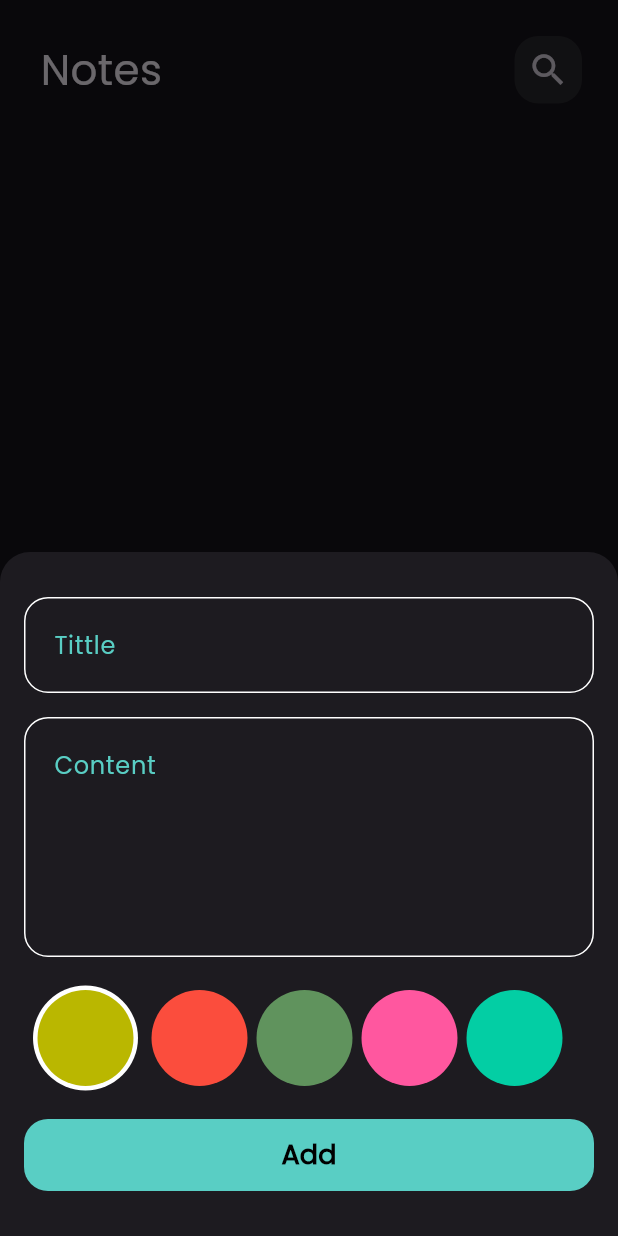
After one commit to Abdelma2soud/Note_App, a Flutter app: the screen it shows after launch, after a tap on the "add" icon, on a phone screen of 412 x 824 dp. The commit adds this screen. Run offline on Flutter 3.47's test engine with Material 3 defaults, Android fonts, the phone set to English and light mode, and no system bars; our stand-ins replace flutter_bloc, font_awesome_flutter, hive_flutter; accounts and stored records are empty.

Commit message:
fix last changes and refresh states so add or delete note appears automatically on the screen

```diff
--- a/lib/cubit/notes_cubit/cubit/notes_state.dart
+++ b/lib/cubit/notes_cubit/cubit/notes_state.dart
@@ -4,15 +4,4 @@ abstract class NotesStates {}
 
 final class NotesInitialState extends NotesStates {}
 
-class SuccessNoteState extends NotesStates {
-  // final List<NoteModel> notes;
-
-  // SuccessNoteState({required this.notes});
-}
-
-// class FailureNoteState extends NotesStates {
-//   final String errorMessage;
-//   FailureNoteState({required this.errorMessage});
-// }
-
-// class RefreshState extends NotesStates {}
+class SuccessNoteState extends NotesStates {}
--- a/lib/views/notes_view.dart
+++ b/lib/views/notes_view.dart
@@ -1,15 +1,29 @@
 import 'package:flutter/material.dart';
+import 'package:flutter_bloc/flutter_bloc.dart';
 import 'package:note_app/constants/constants.dart';
+import 'package:note_app/cubit/notes_cubit/cubit/notes_cubit.dart';
 import 'package:note_app/widgets/bottomsheet_body.dart';
 import 'package:note_app/widgets/note_view_body.dart';
 
-class NotesView extends StatelessWidget {
+class NotesView extends StatefulWidget {
   const NotesView({super.key});
+
+  @override
+  State<NotesView> createState() => _NotesViewState();
+}
+
+class _NotesViewState extends State<NotesView> {
+  @override
+  void initState() {
+    BlocProvider.of<NotesCubit>(context).fetchData();
+    super.initState();
+  }
 
   @override
   Widget build(BuildContext context) {
     return Scaffold(
       resizeToAvoidBottomInset: false,
+      body: const NotesViewBody(),
       floatingActionButton: FloatingActionButton(
         backgroundColor: kPrimaryColor,
         onPressed: () {
@@ -28,7 +42,6 @@ class NotesView extends StatelessWidget {
           color: Colors.black,
         ),
       ),
-      body: const NotesViewBody(),
     );
   }
 }
--- a/lib/widgets/custom_note_listview.dart
+++ b/lib/widgets/custom_note_listview.dart
@@ -2,7 +2,6 @@ import 'package:flutter/material.dart';
 import 'package:flutter_bloc/flutter_bloc.dart';
 import 'package:note_app/cubit/notes_cubit/cubit/notes_cubit.dart';
 import 'package:note_app/models/note_model.dart';
-// import 'package:note_app/models/note_model.dart';
 import 'package:note_app/widgets/custom_note_item.dart';
 
 class NoteListView extends StatelessWidget {
@@ -10,9 +9,10 @@ class NoteListView extends StatelessWidget {
 
   @override
   Widget build(BuildContext context) {
-    List<NoteModel> note = BlocProvider.of<NotesCubit>(context).noteModel ?? [];
     return BlocBuilder<NotesCubit, NotesStates>(
       builder: (context, state) {
+        List<NoteModel> note =
+            BlocProvider.of<NotesCubit>(context).noteModel ?? [];
         return Expanded(
           child: ListView.builder(
             itemBuilder: (context, index) => CustomNoteItem(
--- /dev/null
+++ b/lib/widgets/form_bottom_sheet.dart
@@ -0,0 +1,108 @@
+import 'package:flutter/material.dart';
+import 'package:flutter_bloc/flutter_bloc.dart';
+import 'package:intl/intl.dart';
+import 'package:note_app/cubit/add_note_cubit/add_cubit.dart';
+import 'package:note_app/cubit/add_note_cubit/add_note_states.dart';
+import 'package:note_app/cubit/notes_cubit/cubit/notes_cubit.dart';
+import 'package:note_app/models/note_model.dart';
+import 'package:note_app/widgets/add_button.dart';
+import 'package:note_app/widgets/custom_color_list_view.dart';
+import 'package:note_app/widgets/custom_textfield.dart';
+
+class FormBottomSheet extends StatefulWidget {
+  const FormBottomSheet({
+    super.key,
+  });
+
+  @override
+  State<FormBottomSheet> createState() => _FormBottomSheetState();
+}
+
+class _FormBottomSheetState extends State<FormBottomSheet> {
+  TextEditingController titlecontroller = TextEditingController();
+
+  TextEditingController contentcontroller = TextEditingController();
+  final formKey = GlobalKey<FormState>();
+  @override
+  Widget build(BuildContext context) {
+    return SingleChildScrollView(
+      child: Padding(
+        padding: EdgeInsets.only(
+          left: 16.0,
+          right: 16.0,
+          bottom: MediaQuery.of(context).viewInsets.bottom,
+        ),
+        child: Form(
+          key: formKey,
+          // autovalidateMode: autovalidateMode,
+          child: Column(
+            children: [
+              const SizedBox(
+                height: 30,
+              ),
+              CustomTextField(
+                controller: titlecontroller,
+                text: 'Tittle',
+                onsaved: (value) {
+                  titlecontroller.text = value!;
+                },
+              ),
+              const SizedBox(
+                height: 16,
+              ),
+              CustomTextField(
+                controller: contentcontroller,
+                text: 'Content',
+                mxlines: 5,
+                onsaved: (value) {
+                  contentcontroller.text = value!;
+                },
+              ),
+              const SizedBox(
+                height: 16,
+              ),
+              const ColorListView(),
+              const SizedBox(
+                height: 16,
+              ),
+              BlocBuilder<AddNoteCubit, AddNoteStates>(
+                builder: (context, state) {
+                  return AddButton(
+                    onPressed: () {
+                      if (formKey.currentState!.validate()) {
+                        formKey.currentState!.save();
+                        NoteModel note = NoteModel(
+                            title: titlecontroller.text,
+                            subtitle: contentcontroller.text,
+                            date: DateFormat('yyyy-mm-dd').format(
+                              DateTime.now(),
+                            ),
+                            color: Colors.amberAccent.value);
+                        BlocProvider.of<AddNoteCubit>(context).addNote(note);
+                        BlocProvider.of<NotesCubit>(context).fetchData();
+                      }
+                      // else {
+                      //   autovalidateMode = AutovalidateMode.always;
+                      //   setState(() {});
+                      // }
+                    },
+                    txt: state is LoadingState
+                        ? const CircularProgressIndicator()
+                        : const Text('Add',
+                            style: TextStyle(
+                                fontWeight: FontWeight.bold,
+                                fontSize: 18,
+                                color: Colors.black)),
+                  );
+                },
+              ),
+              const SizedBox(
+                height: 30,
+              )
+            ],
+          ),
+        ),
+      ),
+    );
+  }
+}
```
Also changed, not shown: lib/widgets/bottomsheet_body.dart (+3 -92 lines), lib/widgets/note_view_body.dart (+1 -14 lines).
